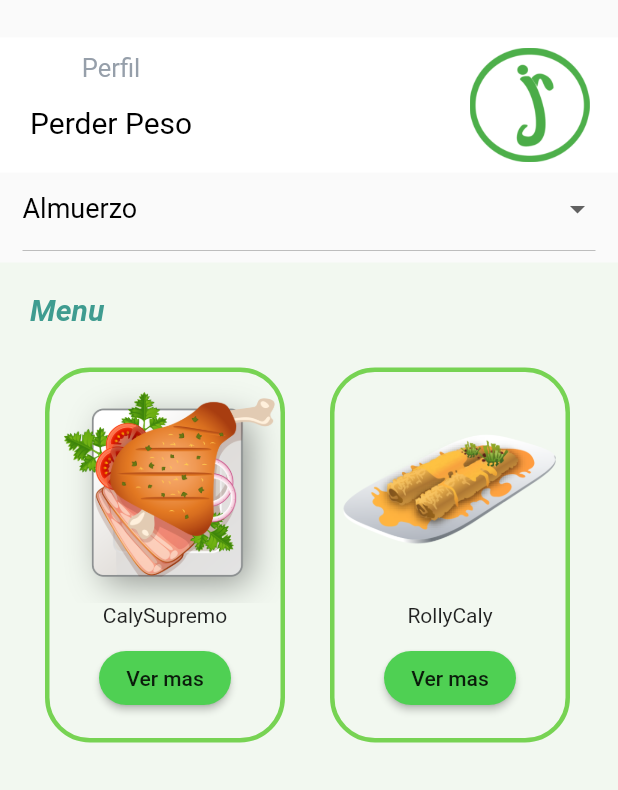
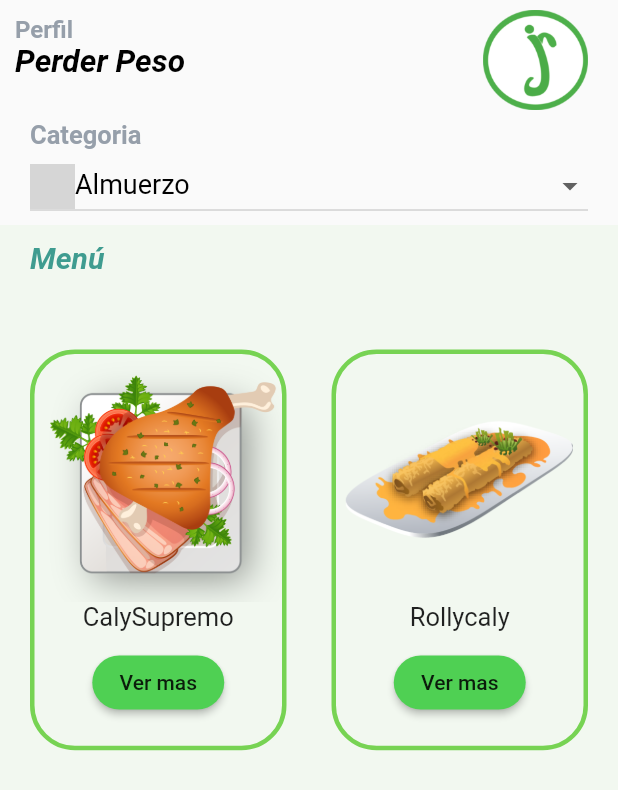
Before and after one commit to migeriva/frontend_lajamasana, a Flutter app: the ListadoComidas screen opened directly, on a phone screen of 412 x 824 dp. Shown: the top 790 px of the screen. Run offline on Flutter 3.47's test engine with Material 2 defaults, Android fonts, the phone set to English and light mode, and no system bars; grey boxes are pictures that could not be loaded.

Commit message:
Pantalla de listado de comidas: Cambio de widgets total, gridview para mostar los listados, problemas con la altura del contenedor de los listados

```diff
--- a/lib/pantallas/pantallaListadoDeComidas.dart
+++ b/lib/pantallas/pantallaListadoDeComidas.dart
@@ -1,40 +1,165 @@
 import 'package:flutter/cupertino.dart';
 import 'package:flutter/material.dart';
 import 'package:lajamasana/pantallas/pantallaInformacionDeComidas.dart';
+
 class ListadoComidas extends StatefulWidget {
   @override
   _ListadoComidasState createState() => _ListadoComidasState();
 }
 
 class _ListadoComidasState extends State<ListadoComidas> {
-  var _horarios = ["Desayuno", "Almuerzo", "Merienda"];
-  String _hint = "Almuerzo";
+  List<String> _horarios = ["Desayuno", "Almuerzo", "Merienda"];
+
+  String _hint = "Almuerzo"; //Cambiar para que sea de acuerdo a la hora del dia
 
   @override
   Widget build(BuildContext context) {
     return Scaffold(
-      body: Column(
+      body: crearContenido(),
+    );
+  }
+
+  Widget crearContenido() {
+    return ListView(
       children: [
-          contenedorPrincipal(),
-          dropdownHorario(),
-          listado(),
+        contenedorCabecera(),
+        contenedorDropdown(),
+        menu(),
+        listadoComidas(),
+      ],
+    );
+  }
+
+  Widget contenedorCabecera() {
+    return Row(
+      children: [
+        Container(
+          alignment: Alignment.topLeft,
+          padding: EdgeInsets.only(left: 10, top: 10),
+          width: MediaQuery.of(context).size.width * 0.5,
+          height: 80,
+          child: RichText(
+            text: TextSpan(
+                text: "Perfil\n",
+                style: TextStyle(
+                  fontFamily: "Roboto",
+                  color: Color(0xff969FAA),
+                  fontSize: 16,
+                  fontWeight: FontWeight.bold,
+                ),
+                children: [
+                  TextSpan(
+                    text: "Perder Peso",
+                    style: TextStyle(
+                      fontFamily: "Roboto",
+                      color: Colors.black,
+                      fontSize: 21,
+                      fontStyle: FontStyle.italic,
+                    ),
+                  ),
+                ]),
+          ),
+        ),
+        Container(
+          alignment: Alignment.centerRight,
+          padding: EdgeInsets.only(right: 20),
+          width: MediaQuery.of(context).size.width * 0.5,
+          height: 80,
+          child: Image.asset(
+            "assets/imagenes/logo.png",
+            height: 70,
+            width: 70,
+          ),
+        ),
+      ],
+    );
+  }
+
+  Widget contenedorDropdown() {
+    return Container(
+      // alignment: Alignment.topLeft,
+      padding: EdgeInsets.symmetric(horizontal: 20),
+      width: MediaQuery.of(context).size.width,
+      height: 70,
+      child: Column(
+        children: [
+          Container(
+            alignment: Alignment.topLeft,
+            child: Text(
+              "Categoria",
+              style: TextStyle(
+                fontFamily: "Roboto",
+                color: Color(0xff969FAA),
+                fontSize: 17,
+                fontWeight: FontWeight.bold,
+              ),
+            ),
+          ),
+          // Padding(padding: EdgeInsets.only(top: 20) ),
+          DropdownButton(
+            isExpanded: true,
+            items: crearItems(),
+            onChanged: (_valor) => {
+              setState(() {
+                _hint = _valor;
+              })
+            },
+            hint: RichText(
+                //Este widget aun no esta completo, duda de su existencia
+                text: TextSpan(
+              text: "",
+              children: [
+                WidgetSpan(
+                    alignment: PlaceholderAlignment.middle,
+                    child: Image.asset(
+                      "assets/imagenes/sopa.png",
+                      width: 30,
+                      height: 30,
+                    )),
+                TextSpan(
+                  text: _hint,
+                  style: TextStyle(
+                    fontFamily: "Roboto",
+                    fontSize: 18,
+                    color: Colors.black,
+                  ),
+                ),
+              ],
+            )),
+          ),
         ],
       ),
     );
   }
 
-  Widget listado() {
+  List<DropdownMenuItem> crearItems() {
+    List<DropdownMenuItem> items = [];
+
+    for (int i = 0; i < _horarios.length; i++) {
+      items.add(DropdownMenuItem(
+        value: _horarios[i],
+        child: Text(
+          _horarios[i],
+          style: TextStyle(
+            fontFamily: "Roboto",
+            fontSize: 18,
+            color: Colors.black,
+          ),
+        ),
+      ));
+    }
+
+    return items;
+  }
+
+  Widget menu() {
     return Container(
+      width: MediaQuery.of(context).size.width,
+      padding: EdgeInsets.only(left: 20, bottom: 20, top: 10),
       color: Color(0xff77D353).withOpacity(.06),
-      height: 508,
-      width: MediaQuery.of(context).size.width,
-      child: Stack(
-        children: [
-          Positioned(
-            top: 20,
-            left: 20,
+      alignment: Alignment.centerLeft,
       child: Text(
-              "Menu",
+        "Menú",
         style: TextStyle(
           fontFamily: "Roboto",
           fontSize: 20,
@@ -43,13 +168,26 @@ class _ListadoComidasState extends State<ListadoComidas> {
           fontWeight: FontWeight.bold,
         ),
       ),
-          ),
-          Positioned(
-            top: 70,
-            left: 30,
-            child: Container(
-              width: 160,
-              height: 250,
+    );
+  }
+
+  Widget listadoComidas() {
+    return Container(
+        width: MediaQuery.of(context).size.width,
+        height: MediaQuery.of(context).size.height,
+        // padding: EdgeInsets.only(bottom: 60),
+        color: Color(0xff77D353).withOpacity(.06),
+        child: GridView.count(
+          controller: new ScrollController(keepScrollOffset: true), //Scroll
+          scrollDirection: Axis.vertical,
+          childAspectRatio: (160 /
+              250), // Tamanio de la presentaqcion del gridview (width/height)
+          crossAxisCount: 2,
+          mainAxisSpacing: 20,
+          crossAxisSpacing: 30,
+          padding: EdgeInsets.only(top: 30, left: 20, right: 20),
+          children: [
+            Container(
               decoration: BoxDecoration(
                 border: Border.all(width: 3, color: Color(0xff77D353)),
                 borderRadius: BorderRadius.circular(30),
@@ -57,40 +195,12 @@ class _ListadoComidasState extends State<ListadoComidas> {
               child: Column(
                 children: [
                   Image.asset("assets/imagenes/calysupremo.png"),
-                  Text("CalySupremo"),
+                  Text("CalySupremo",
+                      style: TextStyle(fontFamily: "Roboto", fontSize: 17)),
                   Padding(
                     padding: EdgeInsets.only(top: 10),
-                    child: RaisedButton(
-                        color: Color(0xff4FD053),
-                        onPressed: () {
-                          Navigator.of(context).push(MaterialPageRoute(
-                              builder: (context) => PantallaDeComida()));
-                        },
-                        shape: RoundedRectangleBorder(
-                            borderRadius: BorderRadius.circular(50)),
-                        child: Text("Ver mas")),
-                  )
-                ],
                   ),
-            ),
-          ),
-          Positioned(
-            top: 70,
-            left: 220,
-            child: Container(
-              width: 160,
-              height: 250,
-              decoration: BoxDecoration(
-                border: Border.all(width: 3, color: Color(0xff77D353)),
-                borderRadius: BorderRadius.circular(30),
-              ),
-              child: Column(
-                children: [
-                  Image.asset("assets/imagenes/rollycaly.png"),
-                  Text("RollyCaly"),
-                  Padding(
-                    padding: EdgeInsets.only(top: 10),
-                    child: RaisedButton(
+                  RaisedButton(
                     color: Color(0xff4FD053),
                     onPressed: () {
                       Navigator.of(context).push(MaterialPageRoute(
@@ -100,98 +210,36 @@ class _ListadoComidasState extends State<ListadoComidas> {
                         borderRadius: BorderRadius.circular(50)),
                     child: Text("Ver mas"),
                   ),
-                  )
                 ],
               ),
             ),
+            Container(
+              decoration: BoxDecoration(
+                border: Border.all(width: 3, color: Color(0xff77D353)),
+                borderRadius: BorderRadius.circular(30),
+              ),
+              child: Column(
+                children: [
+                  Image.asset("assets/imagenes/rollycaly.png"),
+                  Text("Rollycaly",
+                      style: TextStyle(fontFamily: "Roboto", fontSize: 17)),
+                  Padding(
+                    padding: EdgeInsets.only(top: 10),
+                  ),
+                  RaisedButton(
+                    color: Color(0xff4FD053),
+                    onPressed: () {
+                      Navigator.of(context).push(MaterialPageRoute(
+                          builder: (context) => PantallaDeComida()));
+                    },
+                    shape: RoundedRectangleBorder(
+                        borderRadius: BorderRadius.circular(50)),
+                    child: Text("Ver mas"),
                   ),
                 ],
               ),
-    );
-  }
-
-  Widget contenedorPrincipal() {
-    return Padding(
-      padding: EdgeInsets.only(top: 25),
-      child: Container(
-        color: Colors.white,
-        height: 90,
-        width: MediaQuery.of(context).size.width,
-        child: Row(
-          children: [
-            Padding(
-                padding: EdgeInsets.only(left: 20, right: 30),
-                child: Container(
-                  child: Column(
-                    children: [
-                      Padding(padding: EdgeInsets.only(top: 10)),
-                      Text(
-                        "Perfil",
-                        style: TextStyle(
-                          color: Color(0xff969FAA),
-                          fontFamily: "Roboto",
-                          fontSize: 17,
-                        ),
-                      ),
-                      Padding(padding: EdgeInsets.only(top: 15)),
-                      Text(
-                        "Perder Peso",
-                        style: TextStyle(
-                          color: Colors.black,
-                          fontFamily: "Roboto",
-                          fontSize: 20,
-                        ),
             ),
           ],
-                  ),
-                )),
-            Padding(
-              padding: EdgeInsets.only(left: 155, right: 10),
-              child: Image.asset(
-                "assets/imagenes/logo.png",
-                width: 80,
-              ),
-            )
-          ],
-        ),
-      ),
-    );
-  }
-
-  Widget dropdownHorario() {
-    return Container(
-        height: 60,
-        child: Padding(
-          padding: EdgeInsets.symmetric(horizontal: 15),
-          child: DropdownButton(
-            isExpanded: true,
-            items: _horarios.map((String item) {
-              return DropdownMenuItem(
-                value: item,
-                child: Text(
-                  item,
-                  style: TextStyle(
-                    fontFamily: "Roboto",
-                    fontSize: 18,
-                    color: Colors.black,
-                  ),
-                ),
-              );
-            }).toList(),
-            onChanged: (_valor) => {
-              setState(() {
-                _hint = _valor;
-              })
-            },
-            hint: Text(
-              _hint,
-              style: TextStyle(
-                fontFamily: "Roboto",
-                fontSize: 18,
-                color: Colors.black,
-              ),
-            ),
-          ),
         ));
   }
 }
```
Lines whose indentation alone changed are shown as unchanged.
